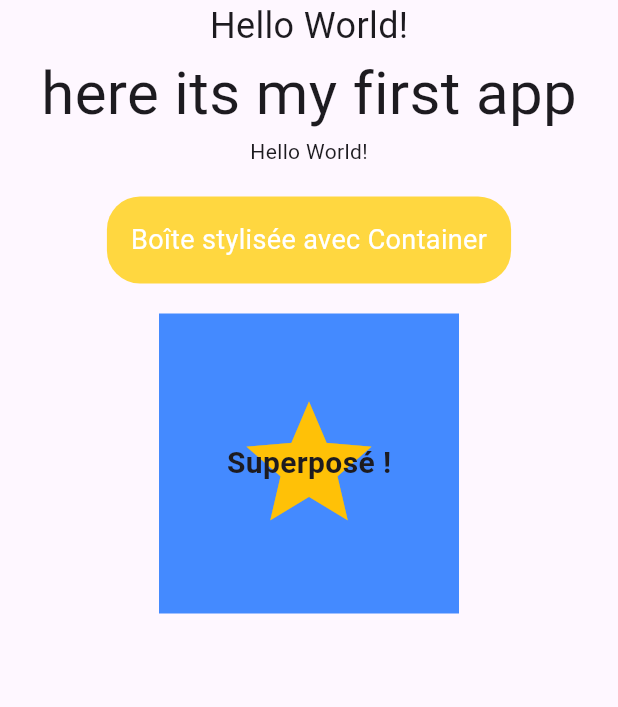
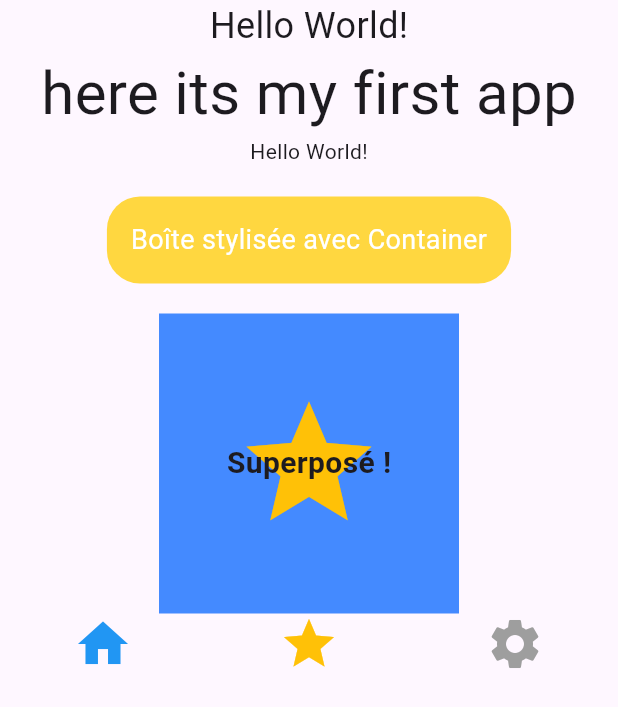
Before and after one commit to hachemsouyadi/mon-atelier-2flutter-, a Flutter app: the screen it shows after launch, on a phone screen of 412 x 824 dp. Shown: the top 707 px of the screen. Run offline on Flutter 3.47's test engine with Material 3 defaults, Android fonts, the phone set to English and light mode, and no system bars.

Commit message:
nouvelle modif

```diff
--- a/lib/main.dart
+++ b/lib/main.dart
@@ -41,6 +41,14 @@ class MainApp extends StatelessWidget {
                   ),
                 ],
               ),
+              Row(
+                mainAxisAlignment:MainAxisAlignment.spaceAround,
+                children:[
+                  Icon(Icons.home, color: Colors.blue, size: 40),
+                  Icon(Icons.star, color: Colors.amber, size: 40),
+                  Icon(Icons.settings, color: Colors.grey, size: 40),
+                ],
+              ),
 
   ]
         ),
```
